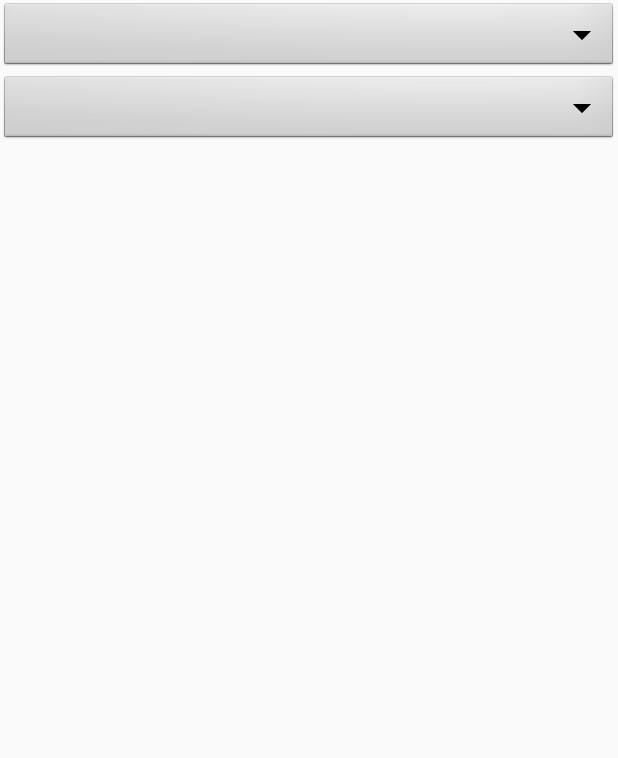
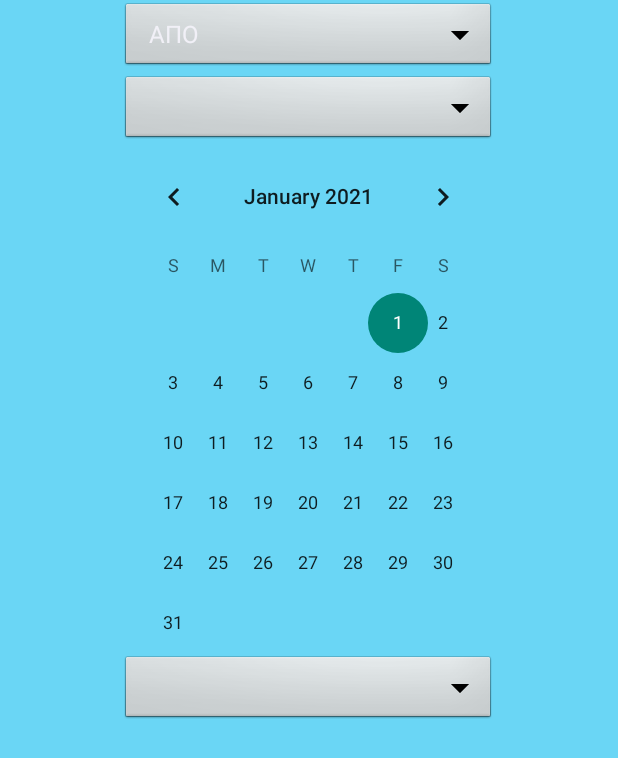
Before and after one commit to takispanag/e-Ticket, an Android app: the RouteActivity screen opened directly, with no data from a screen before it, on a phone screen of 412 x 824 dp. Shown: the top 758 px of the screen. Run offline under Robolectric (Android 15) with nearby library versions, the phone set to English and light mode, and no system bars; our stand-ins replace Firebase (no records; nobody signed in at launch, a user with empty details on screens opened directly); 1 statement that could not run was skipped.

Commit message:
added spinner functionality and calendarview, changed layout of spinners, general code fixes

```diff
--- a/app/build.gradle
+++ b/app/build.gradle
@@ -41,6 +41,6 @@ dependencies {
     testImplementation 'junit:junit:4.+'
     androidTestImplementation 'androidx.test.ext:junit:1.1.2'
     androidTestImplementation 'androidx.test.espresso:espresso-core:3.3.0'
-    compile 'com.github.jd-alexander:android-flat-button:v1.1'
+    implementation 'com.github.jd-alexander:android-flat-button:v1.1'
     implementation 'com.rengwuxian.materialedittext:library:2.1.4'
 }
--- a/app/src/main/java/com/example/eticket/RouteActivity.java
+++ b/app/src/main/java/com/example/eticket/RouteActivity.java
@@ -5,16 +5,26 @@ import androidx.appcompat.app.AppCompatActivity;
 
 import android.os.Bundle;
 import android.util.Log;
+import android.view.View;
+import android.widget.AdapterView;
 import android.widget.ArrayAdapter;
+import android.widget.CalendarView;
 import android.widget.Spinner;
+import android.widget.Toast;
 
 import com.google.android.gms.tasks.OnCompleteListener;
+import com.google.android.gms.tasks.OnFailureListener;
+import com.google.android.gms.tasks.OnSuccessListener;
 import com.google.android.gms.tasks.Task;
 import com.google.firebase.firestore.CollectionReference;
+import com.google.firebase.firestore.DocumentReference;
 import com.google.firebase.firestore.DocumentSnapshot;
 import com.google.firebase.firestore.FirebaseFirestore;
+import com.google.firebase.firestore.QueryDocumentSnapshot;
 import com.google.firebase.firestore.QuerySnapshot;
 
+import java.util.ArrayList;
+import java.util.Calendar;
 import java.util.List;
 
 public class RouteActivity extends AppCompatActivity {
@@ -27,68 +37,80 @@ public class RouteActivity extends AppCompatActivity {
         setContentView(R.layout.activity_route);
         Spinner sp1 = findViewById(R.id.spinner1);
         Spinner sp2 = findViewById(R.id.spinner2);
-        CollectionReference docRef = db.collection("Origin");
-        docRef.get().addOnCompleteListener(new OnCompleteListener<QuerySnapshot>() {
+        Spinner sp3 = findViewById(R.id.spinner3);
+        db.collection("Origin").get().addOnCompleteListener(new OnCompleteListener<QuerySnapshot>() {
             @Override
             public void onComplete(@NonNull Task<QuerySnapshot> task) {
                 if (task.isSuccessful()) {
-//                    List<String> list = new
-//                    DocumentSnapshot document = task.getResult();
-//                    if (document.exists()) {
-//                        sp1.setAdapter(fillSpinner(document));
-//                        sp2.setAdapter(fillSpinner(document));
-//                    } else {
-//                        Log.d("TAG", "No such document");
-//                    }
+                    List<String> list = new ArrayList<>();
+                    for (QueryDocumentSnapshot document : task.getResult()) {
+                        list.add(document.getId());
+                    }
+                    list.add(0, "ΑΠΟ");
+                    sp1.setAdapter(fillSpinner(list));
+                    sp1.setOnItemSelectedListener(new AdapterView.OnItemSelectedListener() {
+                        @Override
+                        public void onItemSelected(AdapterView<?> parentView, View selectedItemView, int position, long id) {
+                            String sp1Selection = sp1.getSelectedItem().toString();
+                            updateSecondSpinner(sp1Selection,sp2);
+                            String sp2Selection = sp2.getSelectedItem().toString();
+                        }
+
+                        @Override
+                        public void onNothingSelected(AdapterView<?> parentView) {
+                            //Do nothing
+                        }
+
+                    });
+                    Log.d("TAG", list.toString());
                 } else {
-                    Log.d("TAG", "get failed with ", task.getException());
+                    Log.d("TAG", "Error getting documents: ", task.getException());
                 }
+            }
+        });
+        CalendarView myCalendar = (CalendarView) findViewById(R.id.calendarView);
+
+        myCalendar.setOnDateChangeListener(new CalendarView.OnDateChangeListener() {
+            @Override
+            public void onSelectedDayChange(CalendarView view, int year, int month, int dayOfMonth) {
+
+                Calendar calendar = Calendar.getInstance();
+                calendar.set(year, month, dayOfMonth);
+                int day = calendar.get(Calendar.DAY_OF_MONTH);
+                List<String> test = new ArrayList<>();
+                test.add(String.valueOf(day));
+                sp3.setAdapter(fillSpinner(test));
             }
         });
     }
 
-    private ArrayAdapter<String> fillSpinner(DocumentSnapshot document){
-        List<String> list = (List<String>) document.get("Destination");
-        list.add(0,"Προς");
-        String[] group = new String[list.size()];
-        list.toArray(group);
-        ArrayAdapter<String> adapter = new ArrayAdapter<String>(getBaseContext(), android.R.layout.simple_spinner_item, group);
-        adapter.setDropDownViewResource(android.R.layout.simple_spinner_dropdown_item);
-        Log.d("TAG", "DocumentSnapshot data: " + group);
-        return adapter;
+    private void updateSecondSpinner(String selection, Spinner sp){
+        DocumentReference docRef = db.collection("Origin").document(selection);
+        docRef.get().addOnCompleteListener(new OnCompleteListener<DocumentSnapshot>() {
+            @Override
+            public void onComplete(@NonNull Task<DocumentSnapshot> task) {
+                if (task.isSuccessful()) {
+                    DocumentSnapshot document = task.getResult();
+                    if (document.exists()) {
+                        List<String> list = (List<String>) document.get("Destination");
+                        list.add(0, "ΠΡΟΣ");
+                        sp.setAdapter(fillSpinner(list));
+                        Log.d("TAG", "DocumentSnapshot data: " + document.getData());
+                    } else {
+                        Log.d("TAG", "No such document");
+                    }
+                } else {
+                    Log.d("TAG", "get failed with ", task.getException());
+                }
+            }});
     }
 
-
-
-//        List<String> arr = Arrays.asList(
-//                "ΑΜΑΛΙΑΔΑ",
-//                "ΑΝΔΡΑΒΙΔΑ",
-//                "ΑΡΧΑΙΑ ΟΛΥΜΠΙΑ",
-//                "ΒΑΡΔΑ",
-//                "ΓΑΣΤΟΥΝΗ",
-//                "ΓΙΑΝΝΙΤΣΟΧΩΡΙ",
-//                "ΚΡΕΣΤΕΝΑ",
-//                "ΖΑΧΑΡΩ",
-//                "ΚΑΒΑΣΙΛΑ" ,
-//                "ΛΕΧΑΙΝΑ",
-//                "ΝΕΑ ΜΑΝΩΛΑΔΑ",
-//                "ΠΥΡΓΟΣ",
-//                "ΣΑΒΒΑΛΙΑ");
-//        Map<String, List<String>> city = new HashMap<>();
-//        city.put("Destination", arr);
-//
-//        db.collection("Origin").document("Athina")
-//                .set(city)
-//                .addOnSuccessListener(new OnSuccessListener<Void>() {
-//                    @Override
-//                    public void onSuccess(Void aVoid) {
-//                        Log.d("test", "DocumentSnapshot successfully written!");
-//                    }
-//                })
-//                .addOnFailureListener(new OnFailureListener() {
-//                    @Override
-//                    public void onFailure(@NonNull Exception e) {
-//                        Log.w("test", "Error writing document", e);
-//                    }
-//                });
+    private ArrayAdapter<String> fillSpinner(List<String> mList) {
+            String[] group = new String[mList.size()];
+            mList.toArray(group);
+            ArrayAdapter<String> adapter = new ArrayAdapter<String>(getBaseContext(), android.R.layout.simple_spinner_item, group);
+            adapter.setDropDownViewResource(android.R.layout.simple_spinner_dropdown_item);
+            Log.d("TAG", "DocumentSnapshot data: " + group);
+            return adapter;
+    }
 }
--- a/app/src/main/java/com/example/eticket/SignUpActivity.java
+++ b/app/src/main/java/com/example/eticket/SignUpActivity.java
@@ -77,9 +77,8 @@ public class SignUpActivity extends AppCompatActivity {
                     public void onComplete(@NonNull Task<AuthResult> task) {
                         if (task.isSuccessful()) {
                             // Sign in success, update UI with the signed-in user's information
-                            //new User(nameTextView.getText().toString(),emailTextView.getText().toString())
-                            DatabaseReference userEmail = rootRef.child("Email");
-                            userEmail.setValue("test@hot.gr");
+                            User user = new User(nameTextView.getText().toString(),emailTextView.getText().toString());
+                            usersRef.child(mAuth.getUid()).setValue(user);
 
                             startActivity(new Intent(getBaseContext(), SignInActivity.class));
                         } else {
--- a/app/src/main/res/layout/activity_route.xml
+++ b/app/src/main/res/layout/activity_route.xml
@@ -4,20 +4,37 @@
     xmlns:tools="http://schemas.android.com/tools"
     android:layout_width="match_parent"
     android:layout_height="match_parent"
-    tools:context=".RouteActivity"
-    android:orientation="vertical">
+    android:background="#6AD6F5"
+    android:orientation="vertical"
+    tools:context=".RouteActivity">
 
     <Spinner
         android:id="@+id/spinner1"
-        android:layout_width="match_parent"
+        android:layout_width="250dp"
         android:layout_height="wrap_content"
+        android:layout_gravity="center"
         android:background="@android:drawable/btn_dropdown"
-        android:spinnerMode="dropdown"/>
+        android:spinnerMode="dropdown" />
+
     <Spinner
         android:id="@+id/spinner2"
-        android:layout_width="match_parent"
+        android:layout_width="250dp"
         android:layout_height="wrap_content"
+        android:layout_gravity="center"
         android:background="@android:drawable/btn_dropdown"
-        android:spinnerMode="dropdown"/>
+        android:spinnerMode="dropdown" />
 
+    <CalendarView
+        android:id="@+id/calendarView"
+        android:layout_width="250dp"
+        android:layout_height="wrap_content"
+        android:layout_gravity="center" />
+
+    <Spinner
+        android:id="@+id/spinner3"
+        android:layout_width="250dp"
+        android:layout_height="wrap_content"
+        android:layout_gravity="center"
+        android:background="@android:drawable/btn_dropdown"
+        android:spinnerMode="dropdown" />
 </LinearLayout>
```
Also changed, not shown: app/src/main/java/com/example/eticket/MainActivity.java (+14 -0 lines).
